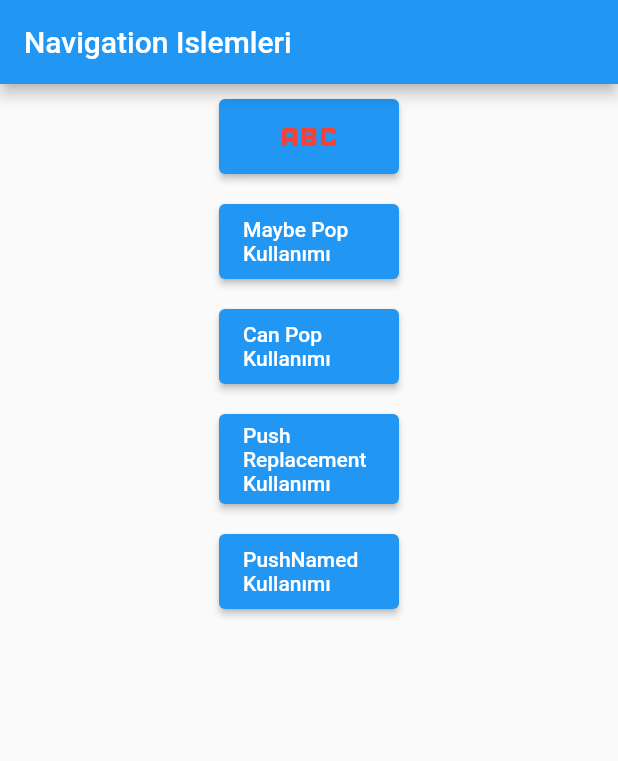
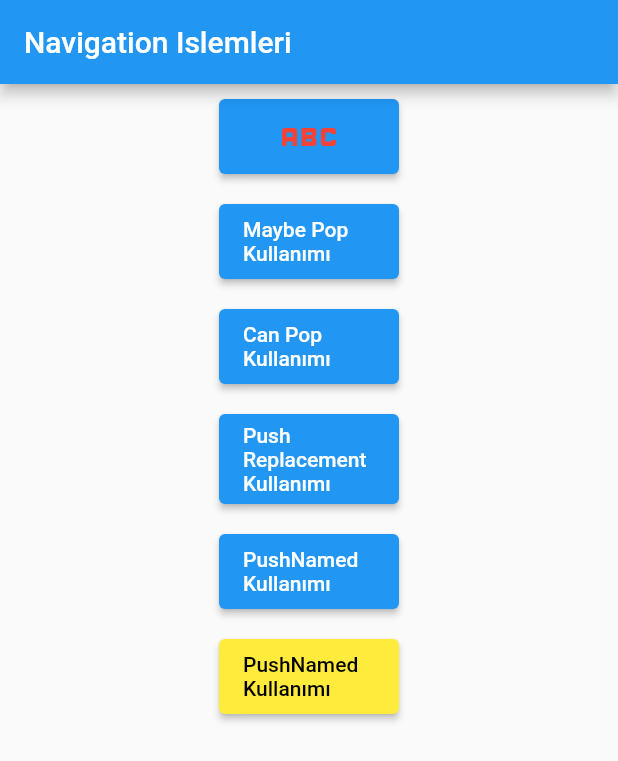
Before and after one commit to Ardasak/learn-flutter, a Flutter app: the screen it shows after launch, on a phone screen of 412 x 824 dp. Shown: the top 761 px of the screen. Run offline on Flutter 3.47's test engine with Material 2 defaults, Android fonts, the light colour scheme and no system bars; our stand-ins replace flutter_easyloading.

Commit message:
route generator

```diff
--- a/flutter_navigations/lib/main.dart
+++ b/flutter_navigations/lib/main.dart
@@ -2,6 +2,7 @@ import 'package:flutter/cupertino.dart';
 import 'package:flutter/material.dart';
 import 'package:flutter_navigations/red_page.dart';
 import 'package:flutter_easyloading/flutter_easyloading.dart';
+import 'package:flutter_navigations/route_generator.dart';
 
 import 'orange_page.dart';
 import 'dart:io' show Platform;
@@ -19,20 +20,21 @@ class MyApp extends StatelessWidget {
       title: "Material App Bar",
       // home: MainPage(),
       builder: EasyLoading.init(),
-      routes: {
-        '/red': (context) => RedPage(),
-        '/orange': (context) => OrangePage(),
-        '/': (context) => MainPage(),
-      },
-      onUnknownRoute: (settings) => MaterialPageRoute(
-        builder: (context) => Scaffold(
-          appBar: AppBar(
-            title: Text("Unknown Route"),
-            backgroundColor: Colors.red,
-          ),
-          body: Center(child: Text("404")),
-        ),
-      ),
+      // routes: {
+      //   '/red': (context) => RedPage(),
+      //   '/orange': (context) => OrangePage(),
+      //   '/': (context) => MainPage(),
+      // },
+      // onUnknownRoute: (settings) => MaterialPageRoute(
+      //   builder: (context) => Scaffold(
+      //     appBar: AppBar(
+      //       title: Text("Unknown Route"),
+      //       backgroundColor: Colors.red,
+      //     ),
+      //     body: Center(child: Text("404")),
+      //   ),
+      // ),
+      onGenerateRoute: RouteGenerator.routeGenerator,
     );
   }
 }
@@ -130,6 +132,21 @@ class MainPage extends StatelessWidget {
                 style: ElevatedButton.styleFrom(fixedSize: Size(120, 50)),
               ),
             ),
+            Container(
+              margin: EdgeInsets.all(10),
+              child: ElevatedButton(
+                  onPressed: () {
+                    Navigator.of(context).pushNamed('/yellow');
+                  },
+                  child: Text(
+                    "PushNamed Kullanımı",
+                    style: TextStyle(color: Colors.black),
+                  ),
+                  style: ElevatedButton.styleFrom(
+                    fixedSize: Size(120, 50),
+                    primary: Colors.yellow,
+                  )),
+            ),
           ],
         )));
   }
--- a/flutter_navigations/lib/red_page.dart
+++ b/flutter_navigations/lib/red_page.dart
@@ -45,7 +45,7 @@ class RedPage extends StatelessWidget {
             ),
             ElevatedButton(
               onPressed: () {
-                Navigator.pushReplacementNamed(context, "/orange2");
+                Navigator.pushReplacementNamed(context, "/orange");
               },
               child: Text("Go to orange"),
               style: ElevatedButton.styleFrom(fixedSize: Size(120, 50)),
--- /dev/null
+++ b/flutter_navigations/lib/route_generator.dart
@@ -0,0 +1,32 @@
+import 'package:flutter/cupertino.dart';
+import 'package:flutter/foundation.dart';
+import 'package:flutter/material.dart';
+import 'package:flutter_navigations/main.dart';
+import 'package:flutter_navigations/orange_page.dart';
+import 'package:flutter_navigations/red_page.dart';
+
+class RouteGenerator {
+  static Route<dynamic> _getRoute(Widget page) =>
+      defaultTargetPlatform == TargetPlatform.android
+          ? MaterialPageRoute(builder: (context) => page)
+          : CupertinoPageRoute(builder: (context) => page);
+
+  static Route<dynamic>? routeGenerator(RouteSettings settings) {
+    switch (settings.name) {
+      case '/':
+        return _getRoute(MainPage());
+      case '/red':
+        return _getRoute(RedPage());
+      case '/orange':
+        return _getRoute(OrangePage());
+      default:
+        return _getRoute(Scaffold(
+          appBar: AppBar(
+            title: Text("Unknown Route"),
+            backgroundColor: Colors.red,
+          ),
+          body: Center(child: Text("404")),
+        ));
+    }
+  }
+}
```
